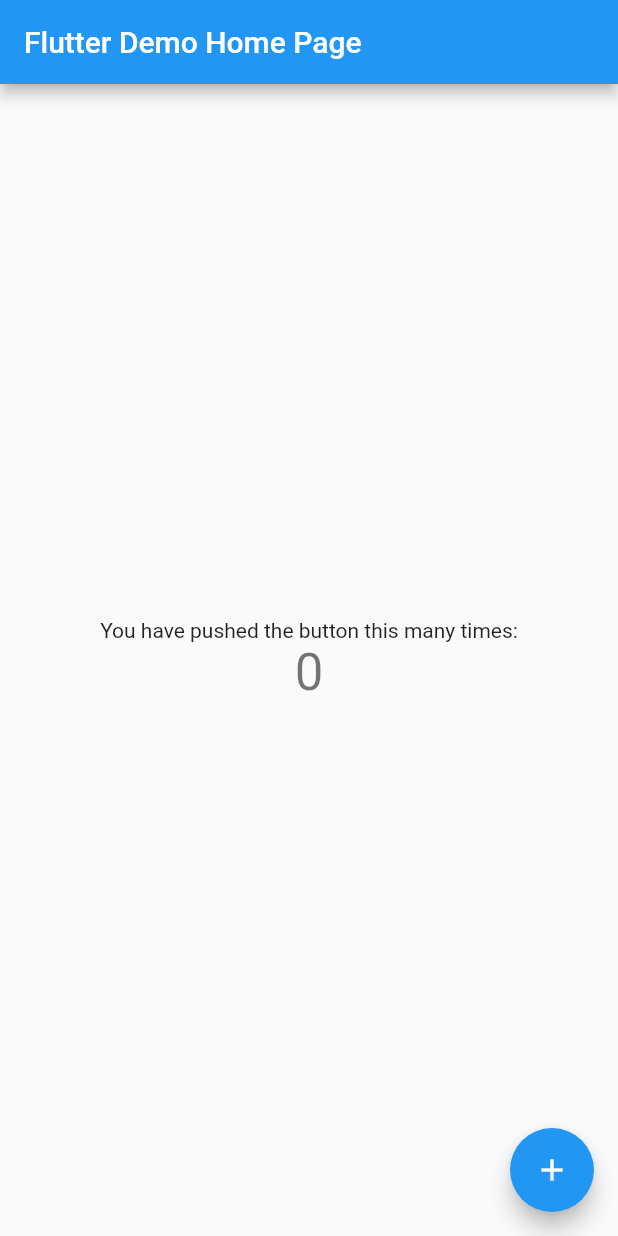
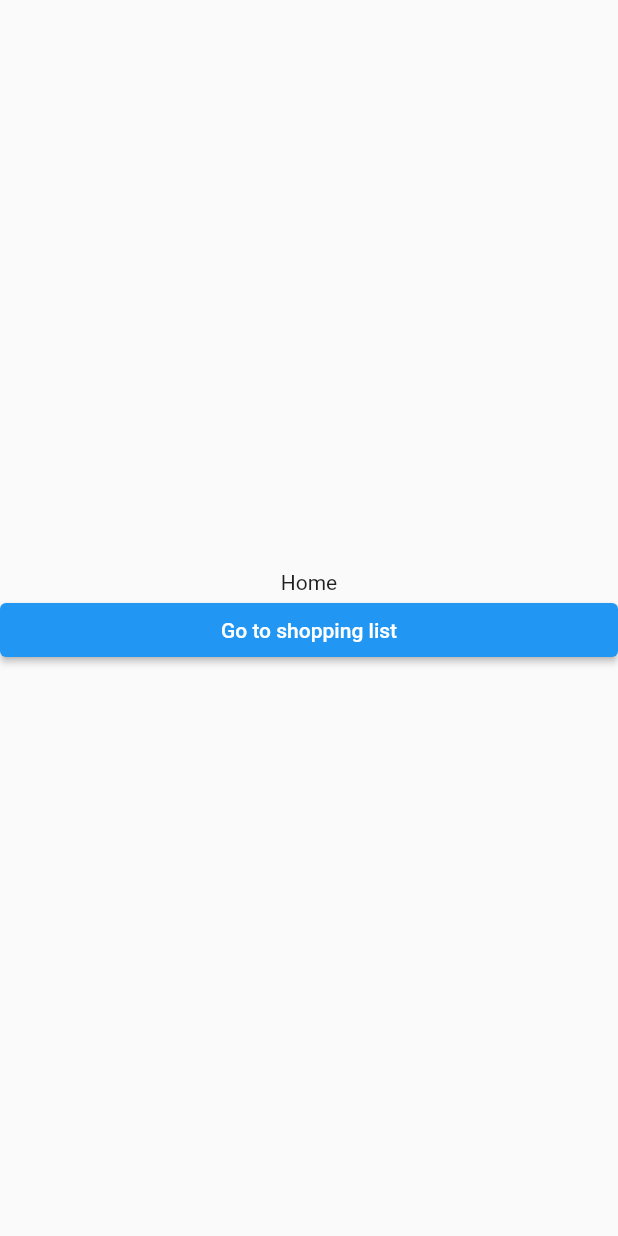
Before and after one commit to BerentM/zakupy-frontend, a Flutter app: the screen it shows after launch, on a phone screen of 412 x 824 dp. Run offline on Flutter 3.47's test engine with Material 2 defaults, Android fonts, the phone set to English and light mode, and no system bars; our stand-ins replace bloc, equatable.

Commit message:
feat: pubspec + folder structure + routing

```diff
--- /dev/null
+++ b/lib/constants/strings.dart
@@ -0,0 +1,6 @@
+// ignore_for_file: constant_identifier_names
+
+const SHOPPING_LIST = "/shopping_list";
+const ADD_SHOPPING_LIST = "/add_shopping_list";
+const EDIT_SHOPPING_LIST = "/edit_shopping_list";
+const HOME = "/";
--- /dev/null
+++ b/lib/data/api_service.dart
@@ -0,0 +1,17 @@
+import 'dart:convert';
+
+import 'package:http/http.dart';
+
+class ApiService {
+  final baseUrl = "http://10.0.2.2:3000";
+  Future<List<dynamic>> fetchShoppingList() async {
+    try {
+      final response = await get(Uri.parse("$baseUrl/shopping_list"));
+      print(response.body);
+      return jsonDecode(response.body) as List;
+    } catch (e) {
+      print(e);
+      return [];
+    }
+  }
+}
--- /dev/null
+++ b/lib/data/repository.dart
@@ -0,0 +1,7 @@
+import 'package:zakupy_frontend/data/api_service.dart';
+
+class Repository {
+  final ApiService apiService;
+
+  Repository(this.apiService);
+}
--- a/lib/main.dart
+++ b/lib/main.dart
@@ -1,115 +1,23 @@
 import 'package:flutter/material.dart';
 
+import 'package:zakupy_frontend/view/router.dart';
+
 void main() {
-  runApp(const MyApp());
+  runApp(App(appRouter: AppRouter()));
 }
 
-class MyApp extends StatelessWidget {
-  const MyApp({super.key});
+class App extends StatelessWidget {
+  final AppRouter appRouter;
+  const App({
+    Key? key,
+    required this.appRouter,
+  }) : super(key: key);
 
-  // This widget is the root of your application.
   @override
   Widget build(BuildContext context) {
     return MaterialApp(
-      title: 'Flutter Demo',
-      theme: ThemeData(
-        // This is the theme of your application.
-        //
-        // Try running your application with "flutter run". You'll see the
-        // application has a blue toolbar. Then, without quitting the app, try
-        // changing the primarySwatch below to Colors.green and then invoke
-        // "hot reload" (press "r" in the console where you ran "flutter run",
-        // or simply save your changes to "hot reload" in a Flutter IDE).
-        // Notice that the counter didn't reset back to zero; the application
-        // is not restarted.
-        primarySwatch: Colors.blue,
-      ),
-      home: const MyHomePage(title: 'Flutter Demo Home Page'),
+      debugShowCheckedModeBanner: true,
+      onGenerateRoute: appRouter.generateRoute,
     );
   }
 }
-
-class MyHomePage extends StatefulWidget {
-  const MyHomePage({super.key, required this.title});
-
-  // This widget is the home page of your application. It is stateful, meaning
-  // that it has a State object (defined below) that contains fields that affect
-  // how it looks.
-
-  // This class is the configuration for the state. It holds the values (in this
-  // case the title) provided by the parent (in this case the App widget) and
-  // used by the build method of the State. Fields in a Widget subclass are
-  // always marked "final".
-
-  final String title;
-
-  @override
-  State<MyHomePage> createState() => _MyHomePageState();
-}
-
-class _MyHomePageState extends State<MyHomePage> {
-  int _counter = 0;
-
-  void _incrementCounter() {
-    setState(() {
-      // This call to setState tells the Flutter framework that something has
-      // changed in this State, which causes it to rerun the build method below
-      // so that the display can reflect the updated values. If we changed
-      // _counter without calling setState(), then the build method would not be
-      // called again, and so nothing would appear to happen.
-      _counter++;
-    });
-  }
-
-  @override
-  Widget build(BuildContext context) {
-    // This method is rerun every time setState is called, for instance as done
-    // by the _incrementCounter method above.
-    //
-    // The Flutter framework has been optimized to make rerunning build methods
-    // fast, so that you can just rebuild anything that needs updating rather
-    // than having to individually change instances of widgets.
-    return Scaffold(
-      appBar: AppBar(
-        // Here we take the value from the MyHomePage object that was created by
-        // the App.build method, and use it to set our appbar title.
-        title: Text(widget.title),
-      ),
-      body: Center(
-        // Center is a layout widget. It takes a single child and positions it
-        // in the middle of the parent.
-        child: Column(
-          // Column is also a layout widget. It takes a list of children and
-          // arranges them vertically. By default, it sizes itself to fit its
-          // children horizontally, and tries to be as tall as its parent.
-          //
-          // Invoke "debug painting" (press "p" in the console, choose the
-          // "Toggle Debug Paint" action from the Flutter Inspector in Android
-          // Studio, or the "Toggle Debug Paint" command in Visual Studio Code)
-          // to see the wireframe for each widget.
-          //
-          // Column has various properties to control how it sizes itself and
-          // how it positions its children. Here we use mainAxisAlignment to
-          // center the children vertically; the main axis here is the vertical
-          // axis because Columns are vertical (the cross axis would be
-          // horizontal).
-          mainAxisAlignment: MainAxisAlignment.center,
-          children: <Widget>[
-            const Text(
-              'You have pushed the button this many times:',
-            ),
-            Text(
-              '$_counter',
-              style: Theme.of(context).textTheme.headline4,
-            ),
-          ],
-        ),
-      ),
-      floatingActionButton: FloatingActionButton(
-        onPressed: _incrementCounter,
-        tooltip: 'Increment',
-        child: const Icon(Icons.add),
-      ), // This trailing comma makes auto-formatting nicer for build methods.
-    );
-  }
-}
--- /dev/null
+++ b/lib/view/home/home.dart
@@ -0,0 +1,23 @@
+import 'package:flutter/material.dart';
+import 'package:flutter/src/foundation/key.dart';
+import 'package:flutter/src/widgets/framework.dart';
+import 'package:zakupy_frontend/constants/strings.dart';
+
+class Home extends StatelessWidget {
+  const Home({Key? key}) : super(key: key);
+
+  @override
+  Widget build(BuildContext context) {
+    return Scaffold(
+      body: Column(
+        children: [
+          Text("Home"),
+          ElevatedButton(
+              onPressed: (() => Navigator.pushNamed(context, SHOPPING_LIST)),
+              child: Center(child: Text("Go to shopping list")))
+        ],
+        mainAxisAlignment: MainAxisAlignment.center,
+      ),
+    );
+  }
+}
--- /dev/null
+++ b/lib/view/router.dart
@@ -0,0 +1,28 @@
+import 'package:flutter/material.dart';
+import 'package:zakupy_frontend/data/api_service.dart';
+import 'package:zakupy_frontend/view/home/home.dart';
+import 'package:zakupy_frontend/view/shopping_list/shopping_list.dart';
+
+import '../constants/strings.dart';
+import '../data/repository.dart';
+
+class AppRouter {
+  Repository repository = Repository(ApiService());
+
+  Route generateRoute(RouteSettings settings) {
+    switch (settings.name) {
+      case HOME:
+        return MaterialPageRoute(builder: (_) => Home());
+      case SHOPPING_LIST:
+        return MaterialPageRoute(builder: (_) => const ShoppingList());
+      default:
+        return MaterialPageRoute(
+          builder: (_) => Scaffold(
+            appBar: AppBar(
+              title: Text("dupa"),
+            ),
+          ),
+        );
+    }
+  }
+}
--- /dev/null
+++ b/lib/view/shopping_list/bloc/shopping_bloc.dart
@@ -0,0 +1,13 @@
+import 'package:bloc/bloc.dart';
+import 'package:equatable/equatable.dart';
+
+part 'shopping_event.dart';
+part 'shopping_state.dart';
+
+class ShoppingBloc extends Bloc<ShoppingEvent, ShoppingState> {
+  ShoppingBloc() : super(ShoppingInitial()) {
+    on<ShoppingEvent>((event, emit) {
+      // TODO: implement event handler
+    });
+  }
+}
--- /dev/null
+++ b/lib/view/shopping_list/bloc/shopping_event.dart
@@ -0,0 +1,8 @@
+part of 'shopping_bloc.dart';
+
+abstract class ShoppingEvent extends Equatable {
+  const ShoppingEvent();
+
+  @override
+  List<Object> get props => [];
+}
--- /dev/null
+++ b/lib/view/shopping_list/bloc/shopping_state.dart
@@ -0,0 +1,10 @@
+part of 'shopping_bloc.dart';
+
+abstract class ShoppingState extends Equatable {
+  const ShoppingState();
+
+  @override
+  List<Object> get props => [];
+}
+
+class ShoppingInitial extends ShoppingState {}
--- /dev/null
+++ b/lib/view/shopping_list/shopping_list.dart
@@ -0,0 +1,16 @@
+import 'package:flutter/material.dart';
+import 'package:flutter/src/foundation/key.dart';
+import 'package:flutter/src/widgets/framework.dart';
+
+class ShoppingList extends StatelessWidget {
+  const ShoppingList({Key? key}) : super(key: key);
+
+  @override
+  Widget build(BuildContext context) {
+    return Scaffold(
+      body: Center(
+        child: Text("Shopping List"),
+      ),
+    );
+  }
+}
```
Also changed, not shown: pubspec.yaml (+6 -18 lines), 2 other files.
